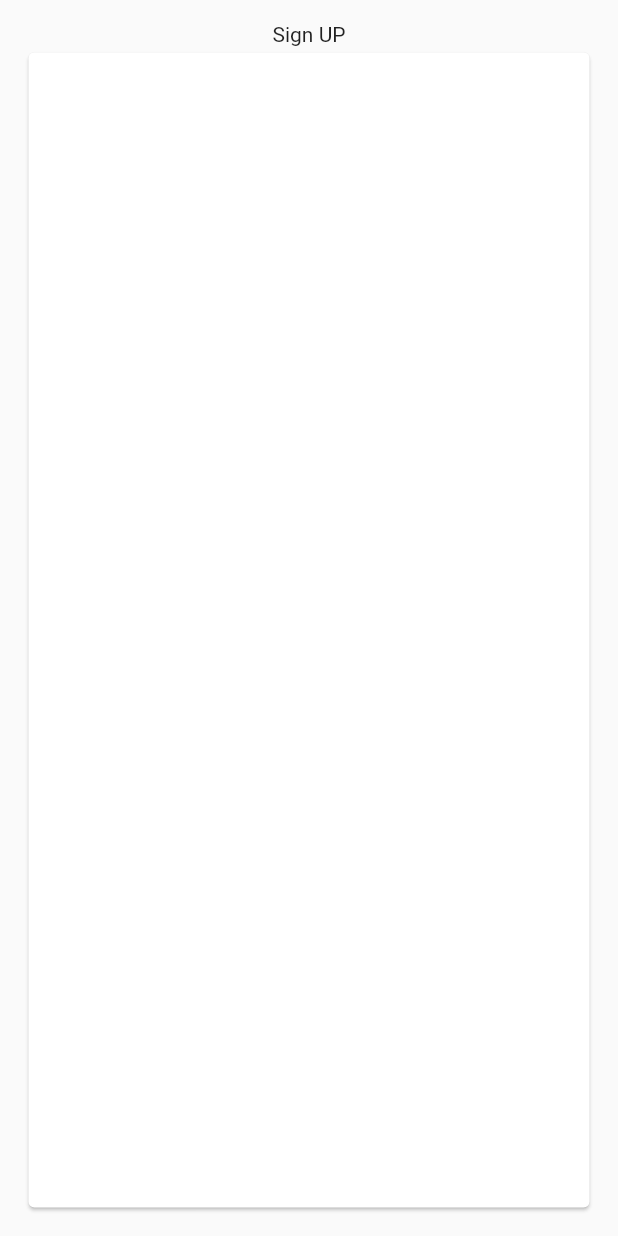
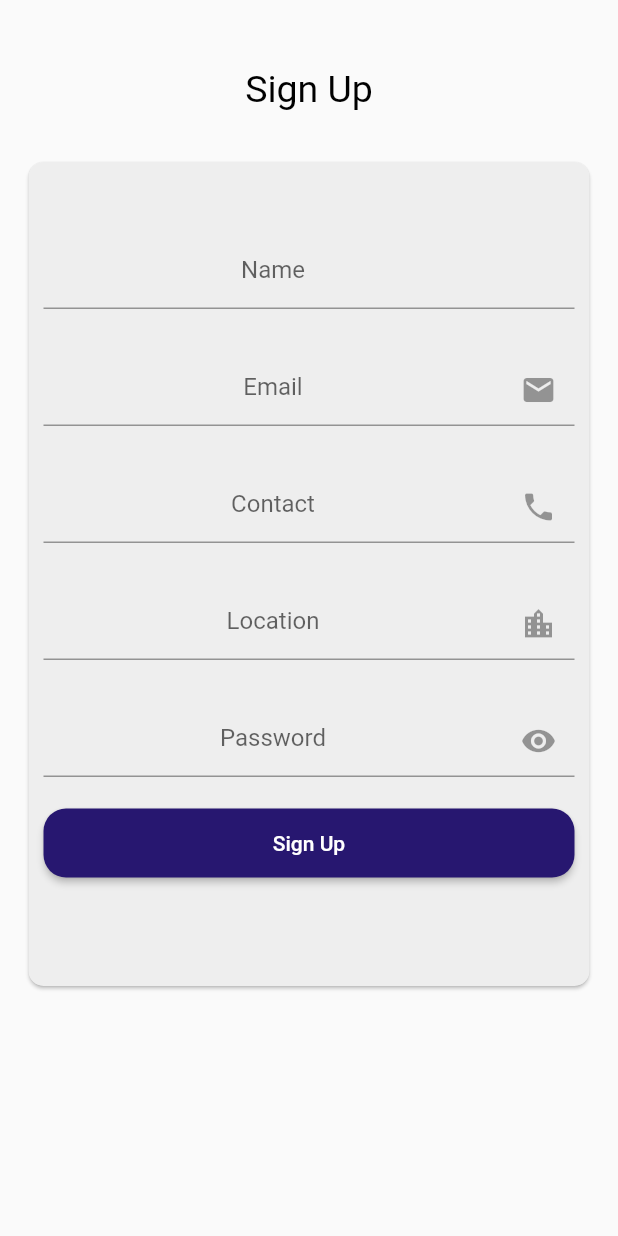
Before and after one commit to Aburafik/Christ_Embasy_App, a Flutter app: the screen it shows after launch, on a phone screen of 412 x 824 dp. Run offline on Flutter 3.47's test engine with Material 2 defaults, Android fonts, the light colour scheme and no system bars; our stand-ins replace bot_toast, page_transition.

Commit message:
Sign Up screen added with wigdets

```diff
--- a/lib/Views/Auth/sign_up.dart
+++ b/lib/Views/Auth/sign_up.dart
@@ -1,32 +1,118 @@
 import 'package:flutter/material.dart';
 import 'package:my_church_app/Utils/color_themes.dart';
+import 'package:my_church_app/Views/welcome_view.dart';
 
 class SignUpPage extends StatelessWidget {
   const SignUpPage({Key? key}) : super(key: key);
 
   @override
   Widget build(BuildContext context) {
+    TextStyle titleStyle = Theme.of(context)
+        .textTheme
+        .headline2!
+        .copyWith(color: Colors.black, fontSize: 25);
     return Scaffold(
       // backgroundColor: ColorTheme.primaryColor,
       body: SafeArea(
           child: Padding(
         padding: const EdgeInsets.all(15.0),
         child: Column(
+          // mainAxisSize: MainAxisSize.min,
           children: [
-            Text("Sign UP"),
-            Expanded(
-              child: Card(
+            Padding(
+              padding: const EdgeInsets.all(30),
+              child: Text(
+                "Sign Up",
+                style: titleStyle,
+              ),
+            ),
+            Card(
+              shape: RoundedRectangleBorder(
+                  borderRadius: BorderRadius.circular(10)),
+              color: Colors.grey.shade200,
+              child: SingleChildScrollView(
                 child: Container(
-                  decoration: BoxDecoration(
-                    // color: Colors.grey,
-                    borderRadius: BorderRadius.circular(10)
+                  height: MediaQuery.of(context).size.height / 1.5,
+                  child: ListView(
+                    padding: EdgeInsets.symmetric(horizontal: 10, vertical: 40),
+                    children: [
+                      InputTextFields(
+                        hintText: "Name",
+                      ),
+                      SizedBox(
+                        height: 10,
+                      ),
+                      InputTextFields(
+                        icon: Icons.email,
+                        hintText: "Email",
+                      ),
+                      SizedBox(
+                        height: 10,
+                      ),
+                      InputTextFields(
+                        icon: Icons.phone,
+                        hintText: "Contact",
+                      ),
+                      SizedBox(
+                        height: 10,
+                      ),
+                      InputTextFields(
+                        icon: Icons.location_city,
+                        hintText: "Location",
+                      ),
+                      SizedBox(
+                        height: 10,
+                      ),
+                      InputTextFields(
+                        icon: Icons.remove_red_eye,
+                        hintText: "Password",
+                      ),
+                      SizedBox(
+                        height: 10,
+                      ),
+                      CommonButton(
+                        title: "Sign Up",
+                        onpress: () {},
+                        color: ColorTheme.primaryColor,
+                      ),
+                    ],
                   ),
                 ),
               ),
-            )
+            ),
+            // SizedBox(height: MediaQuery.of(context).size.height/7,)
           ],
         ),
       )),
     );
   }
+
+  Text titleText({String? text}) => Text(
+        text!,
+        style: const TextStyle(fontSize: 20),
+      );
 }
+
+class InputTextFields extends StatelessWidget {
+  InputTextFields({
+    this.onPressed,
+    this.icon,
+    this.hintText,
+    Key? key,
+  }) : super(key: key);
+  void Function()? onPressed;
+  IconData? icon;
+  String? hintText;
+  @override
+  Widget build(BuildContext context) {
+    return Padding(
+      padding: const EdgeInsets.symmetric(vertical: 10),
+      child: TextFormField(
+        textAlign: TextAlign.center,
+        decoration: InputDecoration(
+            hintText: hintText,
+            suffixIcon: IconButton(onPressed: onPressed, icon: Icon(icon))),
+      ),
+    );
+  }
+}
--- a/lib/Views/into_view.dart
+++ b/lib/Views/into_view.dart
@@ -28,7 +28,8 @@ class _IntroScreenState extends State<IntroScreen> {
   @override
   Widget build(BuildContext context) {
     return Scaffold(
-      backgroundColor: ColorTheme.primaryColor,
+      backgroundColor:Color(0xff16222A),
+      //  ColorTheme.primaryColor,
       body: Center(
         child: Center(
           child: Image.asset("images/logo.png"),
--- a/lib/Views/welcome_view.dart
+++ b/lib/Views/welcome_view.dart
@@ -1,4 +1,3 @@
-// ignore_for_file: must_be_immutable
 
 import 'package:flutter/material.dart';
 import 'package:my_church_app/Utils/color_themes.dart';
@@ -15,6 +14,7 @@ class WelcomeView extends StatelessWidget {
         .headline2!
         .copyWith(color: ColorTheme.primaryColor, fontSize: 35);
     return Scaffold(
+      backgroundColor: Color(0xff16222A),
       body: Center(
         child: Padding(
           padding: const EdgeInsets.symmetric(horizontal: 10),
@@ -46,9 +46,9 @@ class WelcomeView extends StatelessWidget {
                 ),
               ),
               Padding(
-                padding: EdgeInsets.symmetric(horizontal: 15),
+                padding:const EdgeInsets.symmetric(horizontal: 15),
                 child: Column(
-                  children: [
+                  children:const [
                     Text("We are most delighted to welcome you to church"),
                     Text("as you walk into church, you will be bless"),
                     Text("tremendously in Jesus name' Amen!"),
```
Also changed, not shown: lib/main.dart (+8 -4 lines).
